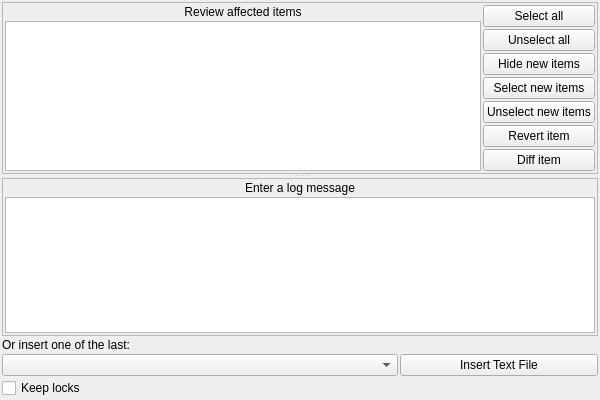
Above: src/ksvnwidgets/commitmessage.ui from KDE/kdesvn before the change. Below: the same form after it.
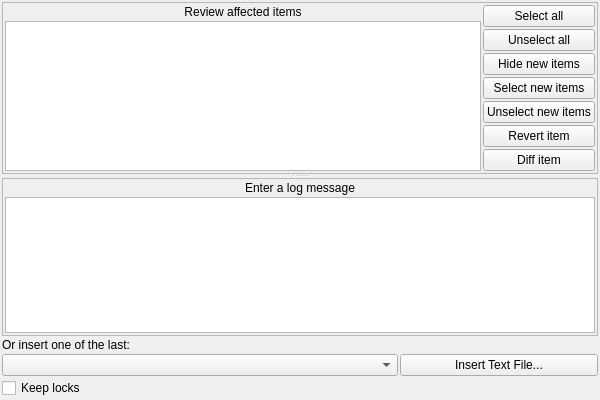
That is the form after the change. Custom widgets are drawn as their Qt base class.

Commit message:
Add ellipsis to button that opens a dialog
Summary: As per KDE HIG https://community.kde.org/KDE_Visual_Design_Group/HIG/Labels

Reviewers: chehrlic

Reviewed By: chehrlic

What changed in the file:
```diff
--- a/src/ksvnwidgets/commitmessage.ui
+++ b/src/ksvnwidgets/commitmessage.ui
@@ -216,7 +216,7 @@
         </sizepolicy>
        </property>
        <property name="text">
-        <string>Insert Text File</string>
+        <string>Insert Text File...</string>
        </property>
       </widget>
      </item>
```
